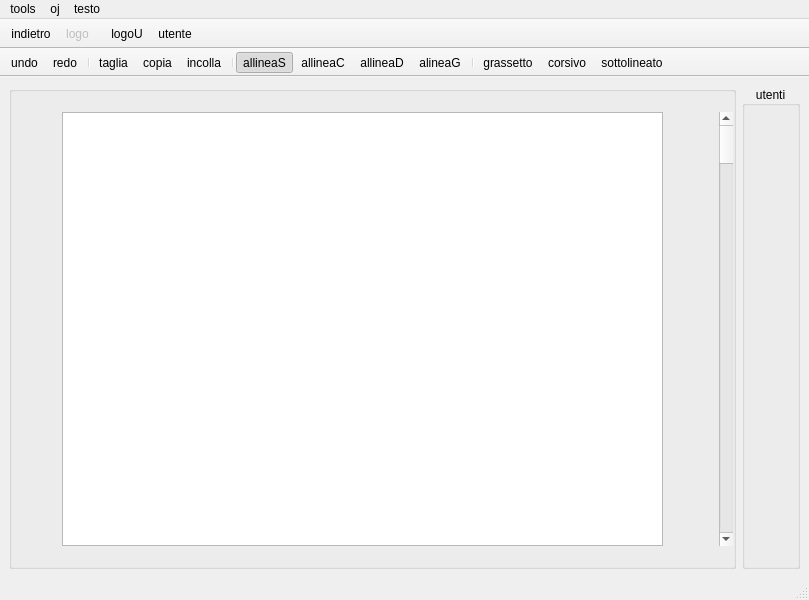
This is Client/editor.ui in MarcoFlo/Google-Drive as Qt 5 draws it before an edit. The edited form follows.
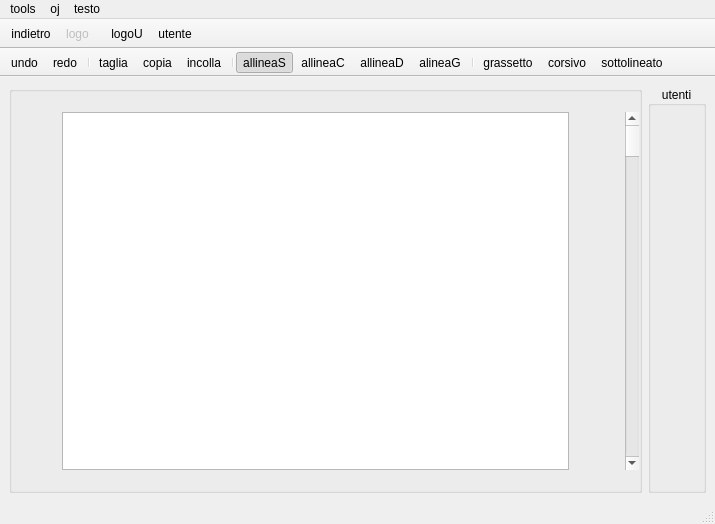
This is the edited form. Icons and pictures are not drawn.

```diff
--- a/Client/editor.ui
+++ b/Client/editor.ui
@@ -6,8 +6,8 @@
    <rect>
     <x>0</x>
     <y>0</y>
-    <width>809</width>
-    <height>600</height>
+    <width>715</width>
+    <height>524</height>
    </rect>
   </property>
   <property name="windowTitle">
@@ -118,7 +118,7 @@
     <rect>
      <x>0</x>
      <y>0</y>
-     <width>809</width>
+     <width>715</width>
      <height>21</height>
     </rect>
    </property>
```
Left out of the diff: 48 changed lines with no effect on the pictures.
